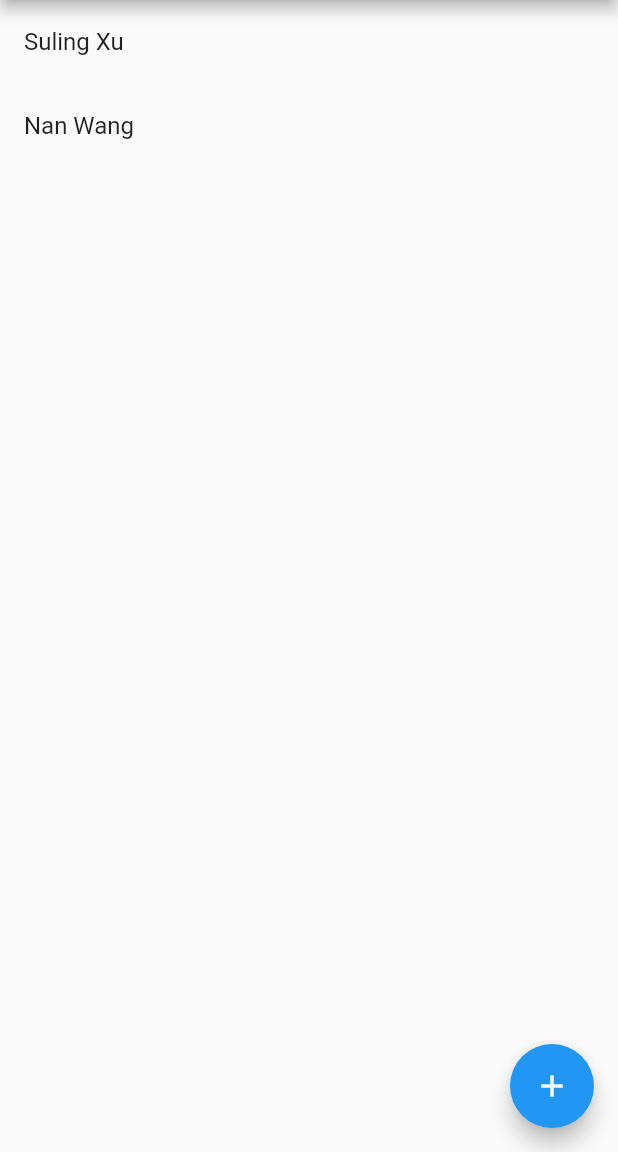
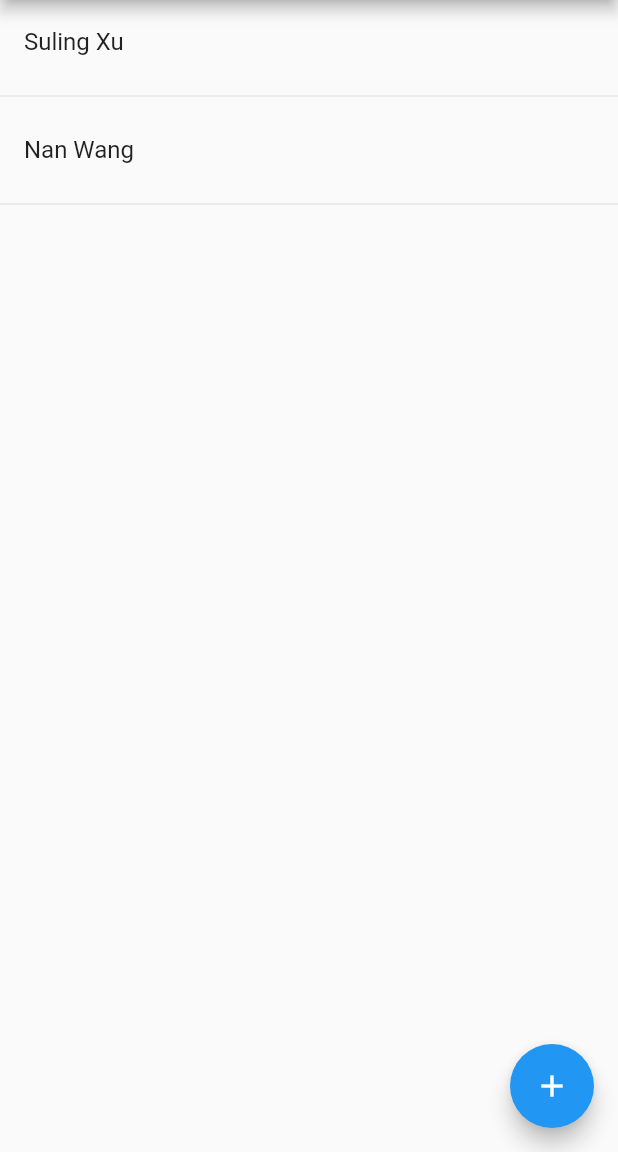
Before and after one commit to SulingXu/registry, a Flutter app: the screen it shows after launch, after a tap on the "add" icon, on a phone screen of 412 x 824 dp, the part 84-1236 px from its top. Run offline on Flutter 3.47's test engine with Material 2 defaults, Android fonts, the phone set to English and light mode, and no system bars; statements that could not run were skipped.

Commit message:
Add one more dependency hostListProvider to the guest info input widget and add divider for showing the host list

```diff
--- a/lib/host_list/host_list_widget.dart
+++ b/lib/host_list/host_list_widget.dart
@@ -1,7 +1,7 @@
 import 'package:flutter/material.dart';
 import 'package:registry/guest_list/guest_list_provider.dart';
 import 'add_new_host_widget.dart';
-import 'host_list_provider.dart';
+import 'package:registry/host_list/host_list_provider.dart';
 import '../guest_list/guest_info_input_widget.dart';
 
 // Host list view
@@ -27,12 +27,17 @@ class _HostListWidgetState extends State<HostListWidget> {
           // Get a specific host
           final host = widget.hostListProvider.provideHosts()[index];
           // Return a list tile widget
-          return ListTile(
-            title: Text(host.name),
-            onTap:(){
-              Navigator.push(context,
-                  new MaterialPageRoute<void>(builder: (context) => new GuestInfoInputWidget(chosenHostName: host.name, guestListProvider: widget.guestListProvider)));
-            }
+          return Column(
+            children: [
+              ListTile(
+                title: Text(host.name),
+                onTap:(){
+                  Navigator.push(context,
+                      new MaterialPageRoute<void>(builder: (context) => new GuestInfoInputWidget(chosenHostName: host.name, guestListProvider: widget.guestListProvider, hostListProvider: widget.hostListProvider)));
+                }
+              ),
+              Divider(),
+            ]
           );
         },
       ),
```
